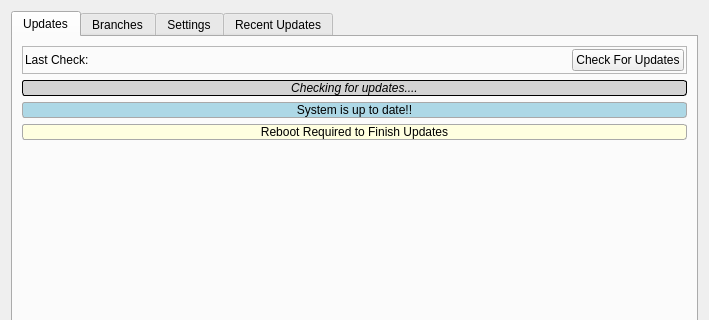
Old version of the form src-qt5/gui_client/pages/page_updates.ui in the repository trueos/sysadm-ui-qt; both pictures show x 0 to 709 and y 0 to 320 of the 709 by 626 pixel window.
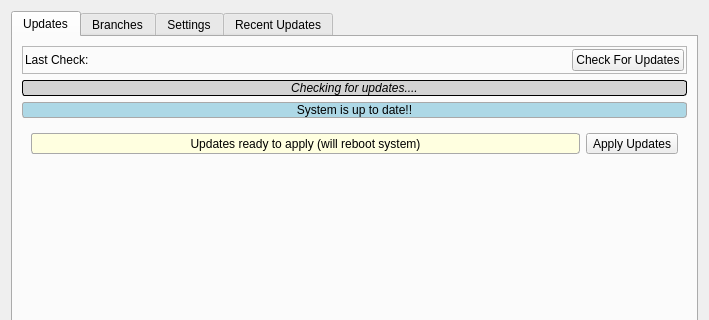
New version of the form. The open tabs and pages were chosen to show the change. Icons and pictures are not drawn.

Commit message: Update the sysadm update page to now have a button for applying updates. Also change the language in the messages (and priority) to ensure the user knows they need to start the updates themselves.

```diff
--- a/src-qt5/gui_client/pages/page_updates.ui
+++ b/src-qt5/gui_client/pages/page_updates.ui
@@ -189,17 +189,37 @@
             </widget>
            </item>
            <item>
+            <widget class="QFrame" name="frame_rebootrequired">
+             <layout class="QHBoxLayout" name="layout_rebootrequired">
+              <item>
             <widget class="QLabel" name="label_rebootrequired">
              <property name="styleSheet">
               <string notr="true">border: 1px solid darkgrey; border-radius: 3px; background: lightyellow;
 color: black;</string>
              </property>
              <property name="text">
-              <string>Reboot Required to Finish Updates</string>
+                 <string>Updates ready to apply (will reboot system)</string>
              </property>
              <property name="alignment">
               <set>Qt::AlignCenter</set>
              </property>
+               </widget>
+              </item>
+              <item>
+               <widget class="QToolButton" name="tool_apply_updates">
+                <property name="text">
+                 <string>Apply Updates</string>
+                </property>
+                <property name="icon">
+                 <iconset resource="../../icons/icons.qrc">
+                  <normaloff>:/icons/black/repeat.svg</normaloff>:/icons/black/repeat.svg</iconset>
+                </property>
+                <property name="toolButtonStyle">
+                 <enum>Qt::ToolButtonTextBesideIcon</enum>
+                </property>
+               </widget>
+              </item>
+             </layout>
             </widget>
            </item>
            <item>
```
Left out of the diff: 2 changed lines with no effect on the pictures. Lines whose indentation alone changed are shown as unchanged. The commit also changes 3 other files.
